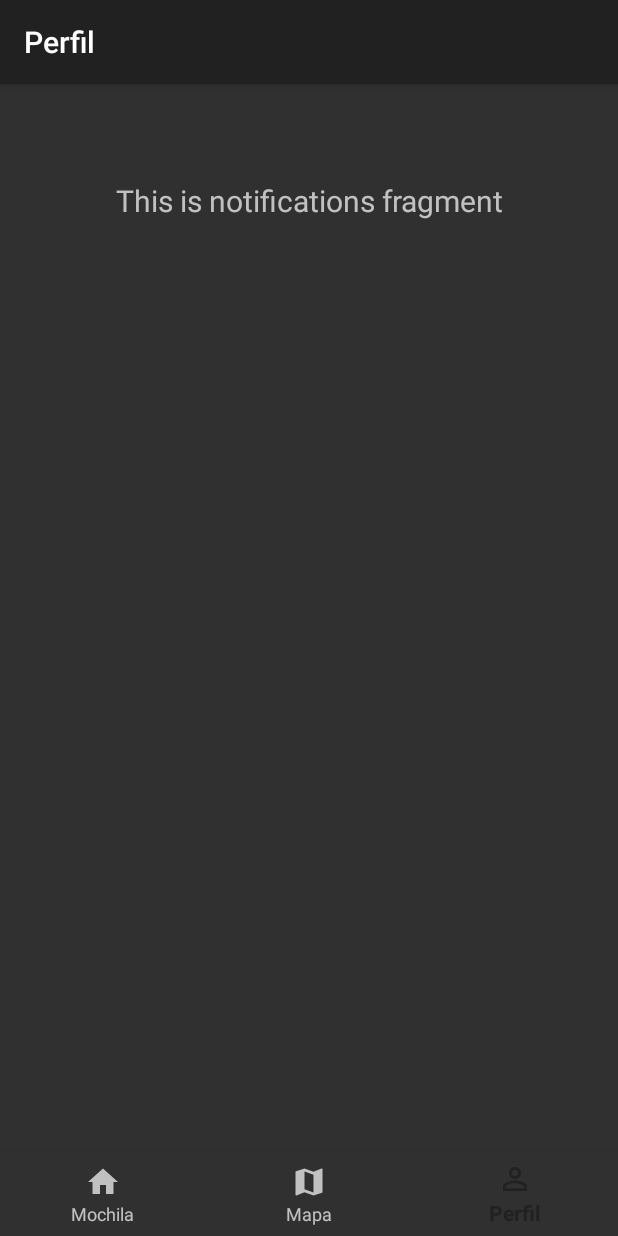
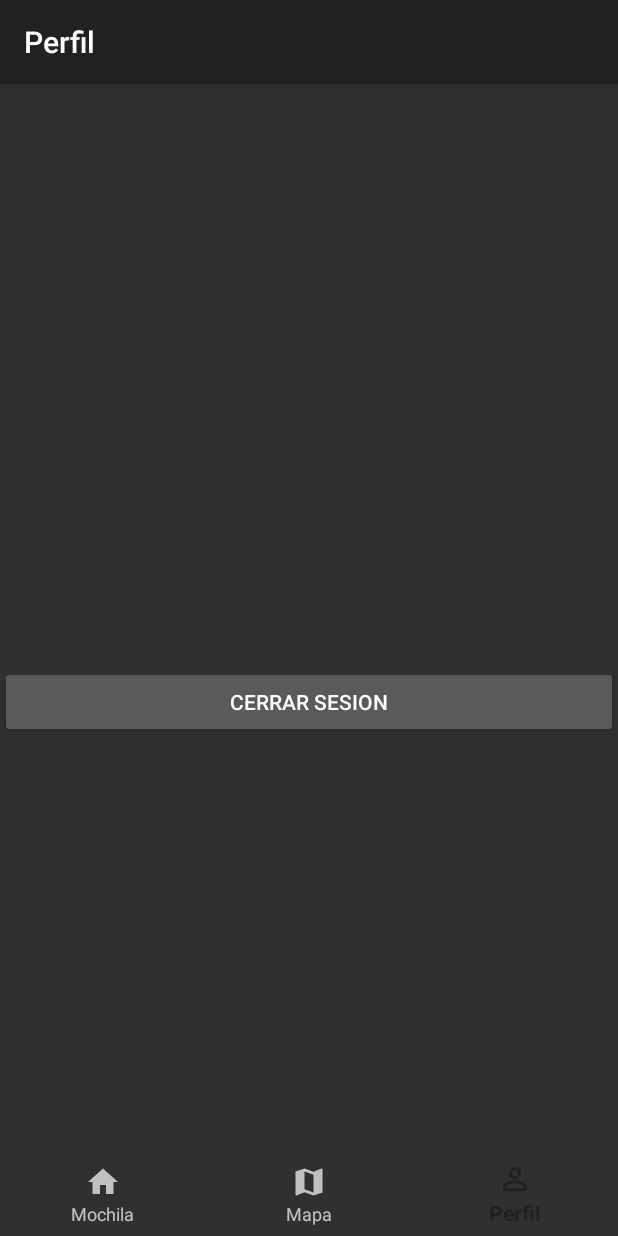
Before and after one commit to AMST-FIEC-ESPOL/AMST-1T2020-Tracking-de-mochila-v2.0, an Android app: the NotificationsFragment screen opened through its navigation route, on a phone screen of 412 x 824 dp. Run offline under Robolectric (Android 15) with nearby library versions, the phone set to English and light mode, and no system bars; our stand-ins replace navigation-ui.

Commit message:
se agrega boton de cierre de sesion

```diff
--- a/GBag/app/src/main/java/com/example/g_bag/ui/notifications/NotificationsFragment.java
+++ b/GBag/app/src/main/java/com/example/g_bag/ui/notifications/NotificationsFragment.java
@@ -1,9 +1,11 @@
 package com.example.g_bag.ui.notifications;
 
+import android.content.Intent;
 import android.os.Bundle;
 import android.view.LayoutInflater;
 import android.view.View;
 import android.view.ViewGroup;
+import android.widget.Button;
 import android.widget.TextView;
 
 import androidx.annotation.NonNull;
@@ -12,24 +14,31 @@ import androidx.fragment.app.Fragment;
 import androidx.lifecycle.Observer;
 import androidx.lifecycle.ViewModelProviders;
 
+import com.example.g_bag.Login;
+import com.example.g_bag.Preferences;
 import com.example.g_bag.R;
 
 public class NotificationsFragment extends Fragment {
 
-    private NotificationsViewModel notificationsViewModel;
+    Button btnCerrarSesion;
+    View root;
 
     public View onCreateView(@NonNull LayoutInflater inflater,
                              ViewGroup container, Bundle savedInstanceState) {
-        notificationsViewModel =
-                ViewModelProviders.of(this).get(NotificationsViewModel.class);
-        View root = inflater.inflate(R.layout.fragment_notifications, container, false);
-        final TextView textView = root.findViewById(R.id.text_notifications);
-        notificationsViewModel.getText().observe(getViewLifecycleOwner(), new Observer<String>() {
+
+        root = inflater.inflate(R.layout.fragment_notifications, container, false);
+
+        btnCerrarSesion = root.findViewById(R.id.btnCerrarSesion);
+        btnCerrarSesion.setOnClickListener(new View.OnClickListener() {
             @Override
-            public void onChanged(@Nullable String s) {
-                textView.setText(s);
+            public void onClick(View view) {
+                Preferences.LimpiarCredenciales(getContext());
+                Intent intent = new Intent(getActivity(), Login.class);
+                startActivity(intent);
+                getActivity().finish();
             }
         });
+
         return root;
     }
 }
--- a/GBag/app/src/main/java/com/example/g_bag/ui/notifications/NotificationsViewModel.java
+++ /dev/null
@@ -1,19 +0,0 @@
-package com.example.g_bag.ui.notifications;
-
-import androidx.lifecycle.LiveData;
-import androidx.lifecycle.MutableLiveData;
-import androidx.lifecycle.ViewModel;
-
-public class NotificationsViewModel extends ViewModel {
-
-    private MutableLiveData<String> mText;
-
-    public NotificationsViewModel() {
-        mText = new MutableLiveData<>();
-        mText.setValue("This is notifications fragment");
-    }
-
-    public LiveData<String> getText() {
-        return mText;
-    }
-}
--- a/GBag/app/src/main/res/layout/fragment_notifications.xml
+++ b/GBag/app/src/main/res/layout/fragment_notifications.xml
@@ -1,19 +1,16 @@
 <?xml version="1.0" encoding="utf-8"?>
-<LinearLayout xmlns:android="http://schemas.android.com/apk/res/android"
+<RelativeLayout xmlns:android="http://schemas.android.com/apk/res/android"
     xmlns:app="http://schemas.android.com/apk/res-auto"
     xmlns:tools="http://schemas.android.com/tools"
     android:layout_width="match_parent"
     android:layout_height="match_parent"
+    android:gravity="center"
     android:orientation="vertical"
     tools:context=".ui.notifications.NotificationsFragment">
 
-    <TextView
-        android:id="@+id/text_notifications"
+    <Button
+        android:id="@+id/btnCerrarSesion"
         android:layout_width="match_parent"
         android:layout_height="wrap_content"
-        android:layout_marginStart="8dp"
-        android:layout_marginTop="8dp"
-        android:layout_marginEnd="8dp"
-        android:textAlignment="center"
-        android:textSize="20sp" />
-</LinearLayout>
+        android:text="Cerrar Sesion" />
+</RelativeLayout>
```
